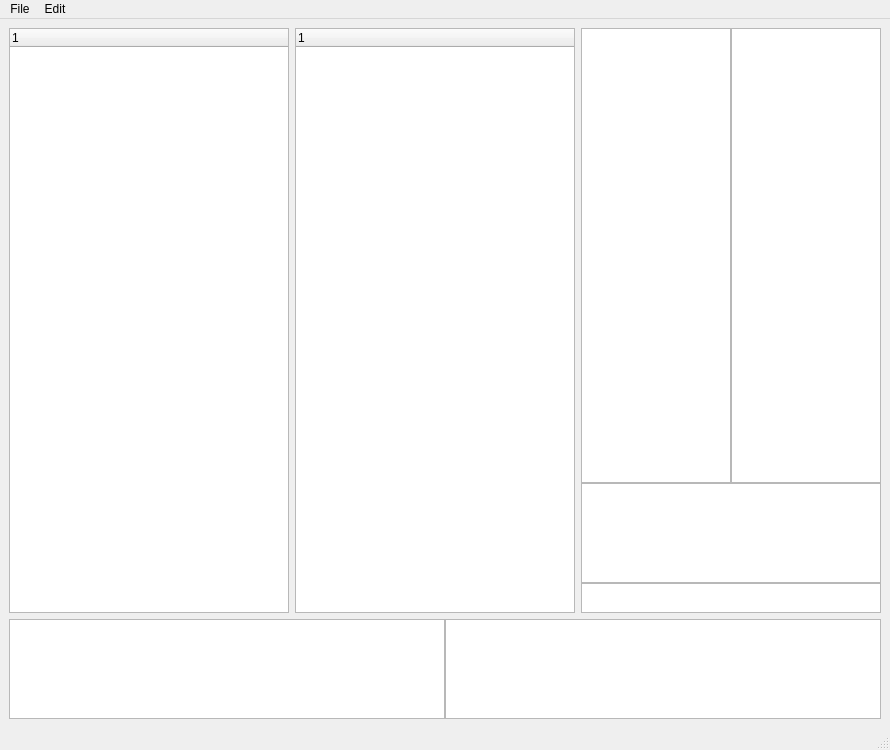
Old version of the form tag_tree_management.ui in the repository djasoid/pixiv_pictures_manager.
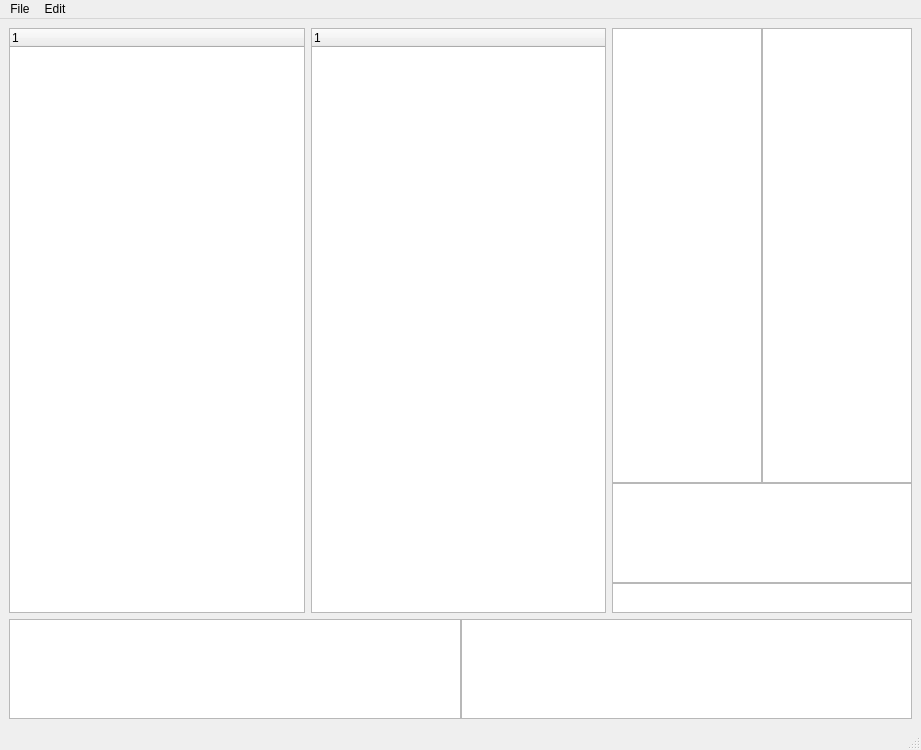
New version of the form.

Commit message: tag_tree_management

```diff
--- a/tag_tree_management.ui
+++ b/tag_tree_management.ui
@@ -9,7 +9,7 @@
    <rect>
     <x>0</x>
     <y>0</y>
-    <width>890</width>
+    <width>921</width>
     <height>750</height>
    </rect>
   </property>
@@ -98,7 +98,7 @@
             <number>0</number>
            </property>
            <item>
-            <widget class="QListWidget" name="new_tag_transl_lst">
+            <widget class="QListWidget" name="new_tag_orignal_lst">
              <property name="sizePolicy">
               <sizepolicy hsizetype="Preferred" vsizetype="Expanding">
                <horstretch>0</horstretch>
@@ -126,7 +126,7 @@
             </widget>
            </item>
            <item>
-            <widget class="QListWidget" name="new_tag_orignal_lst">
+            <widget class="QListWidget" name="new_tag_transl_lst">
              <property name="sizePolicy">
               <sizepolicy hsizetype="Preferred" vsizetype="Expanding">
                <horstretch>0</horstretch>
@@ -264,7 +264,7 @@
     <rect>
      <x>0</x>
      <y>0</y>
-     <width>890</width>
+     <width>921</width>
      <height>21</height>
     </rect>
    </property>
```
Left out of the diff: 10 changed lines with no effect on the pictures. The commit also changes 9 other files.
